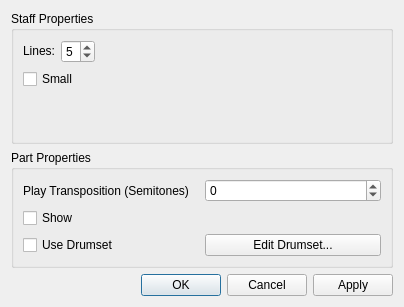
Above: mscore/mscore/editstaff.ui from musescore/musescore-old before the change. Below: the same form after it.
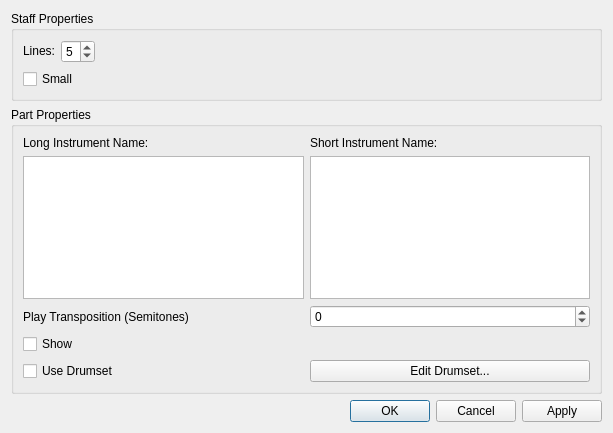
That is the form after the change.

```diff
--- a/mscore/mscore/editstaff.ui
+++ b/mscore/mscore/editstaff.ui
@@ -5,8 +5,8 @@
    <rect>
     <x>0</x>
     <y>0</y>
-    <width>404</width>
-    <height>307</height>
+    <width>607</width>
+    <height>433</height>
    </rect>
   </property>
   <property name="windowTitle" >
@@ -94,8 +94,8 @@
         </property>
         <property name="sizeHint" >
          <size>
-          <width>106</width>
-          <height>41</height>
+          <width>567</width>
+          <height>31</height>
          </size>
         </property>
        </spacer>
@@ -113,34 +113,54 @@
      </property>
      <layout class="QGridLayout" >
       <item row="0" column="0" >
+       <widget class="QLabel" name="label_3" >
+        <property name="text" >
+         <string>Long Instrument Name:</string>
+        </property>
+       </widget>
+      </item>
+      <item row="0" column="1" >
+       <widget class="QLabel" name="label_4" >
+        <property name="text" >
+         <string>Short Instrument Name:</string>
+        </property>
+       </widget>
+      </item>
+      <item row="1" column="0" >
+       <widget class="QTextEdit" name="longName" />
+      </item>
+      <item row="1" column="1" >
+       <widget class="QTextEdit" name="shortName" />
+      </item>
+      <item row="2" column="0" >
        <widget class="QLabel" name="label_2" >
         <property name="text" >
          <string>Play Transposition (Semitones)</string>
         </property>
        </widget>
       </item>
-      <item row="0" column="1" >
+      <item row="2" column="1" >
        <widget class="QSpinBox" name="transposition" >
         <property name="minimum" >
          <number>-127</number>
         </property>
        </widget>
       </item>
-      <item row="1" column="0" >
+      <item row="3" column="0" >
        <widget class="QCheckBox" name="showStaff" >
         <property name="text" >
          <string>Show</string>
         </property>
        </widget>
       </item>
-      <item row="2" column="0" >
+      <item row="4" column="0" >
        <widget class="QCheckBox" name="useDrumset" >
         <property name="text" >
          <string>Use Drumset</string>
         </property>
        </widget>
       </item>
-      <item row="2" column="1" >
+      <item row="4" column="1" >
        <widget class="QPushButton" name="editDrumset" >
         <property name="sizePolicy" >
          <sizepolicy vsizetype="Preferred" hsizetype="Minimum" >
```
